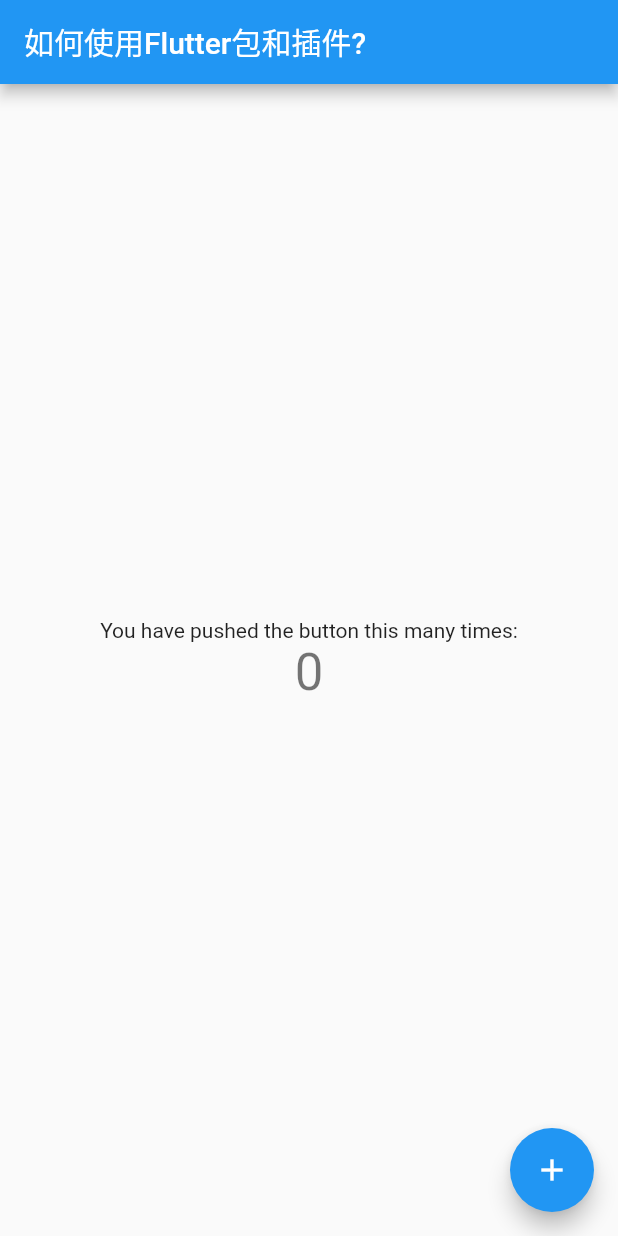
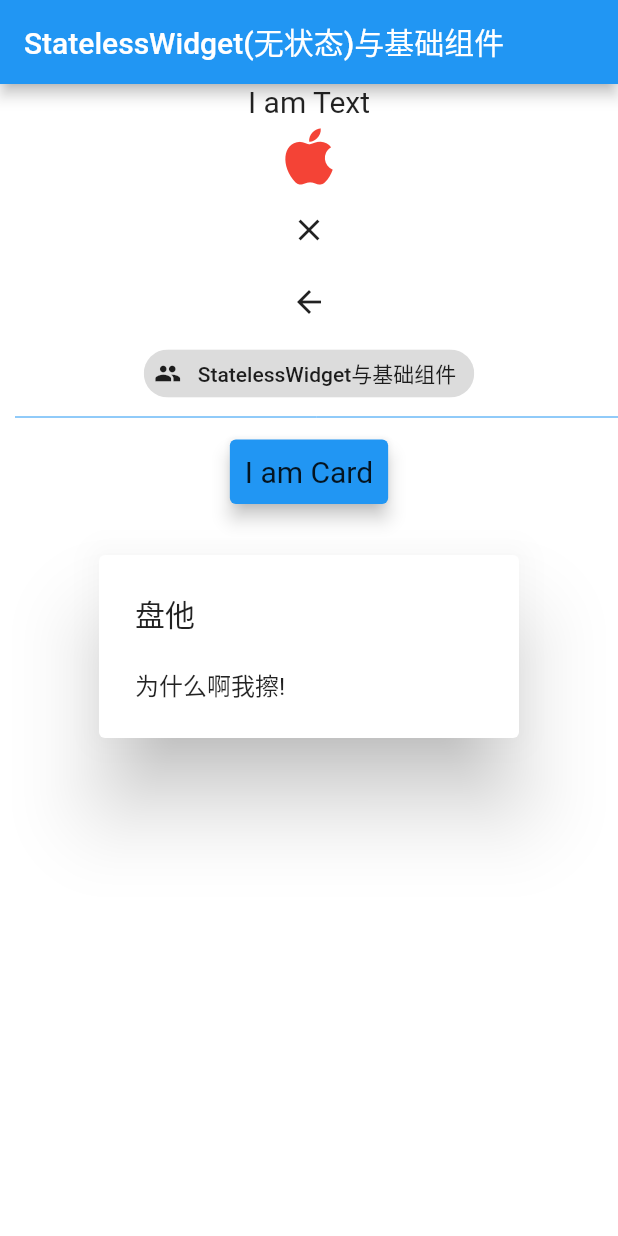
Before and after one commit to filway-flutter/flutter_test1, a Flutter app: the screen it shows after launch, on a phone screen of 412 x 824 dp. Run offline on Flutter 3.47's test engine with Material 2 defaults, Android fonts, the phone set to English and light mode, and no system bars; missing offline and left inert: flutter_color_plugin.

Commit message:
StatelessWidget(无状态)与基础组件示例

```diff
--- a/analysis_options.yaml
+++ b/analysis_options.yaml
@@ -22,6 +22,7 @@ linter:
   # `// ignore_for_file: name_of_lint` syntax on the line or in the file
   # producing the lint.
   rules:
+    prefer_const_constructors: false
     # avoid_print: false  # Uncomment to disable the `avoid_print` rule
     # prefer_single_quotes: true  # Uncomment to enable the `prefer_single_quotes` rule
 
--- a/lib/less_group_page.dart
+++ b/lib/less_group_page.dart
@@ -2,45 +2,77 @@ import 'package:flutter/material.dart';
 import 'package:flutter_color_plugin/flutter_color_plugin.dart';
 
 void main() {
-  runApp(const PlugnUse());
+  runApp(const LessGroupPage());
 }
 
-class PlugnUse extends StatelessWidget {
-  const PlugnUse({Key? key}) : super(key: key);
+// StatelessWidget(无状态)与基础组件
+class LessGroupPage extends StatelessWidget {
+  const LessGroupPage({Key? key}) : super(key: key);
 
   // This widget is the root of your application.
   @override
   Widget build(BuildContext context) {
+    TextStyle textStyle = TextStyle(fontSize: 20);
     return MaterialApp(
-      title: '如何使用Flutter包和插件?',
+      title: 'StatelessWidget(无状态)与基础组件',
       theme: ThemeData(
-        // This is the theme of your application.
-        //
-        // Try running your application with "flutter run". You'll see the
-        // application has a blue toolbar. Then, without quitting the app, try
-        // changing the primarySwatch below to Colors.green and then invoke
-        // "hot reload" (press "r" in the console where you ran "flutter run",
-        // or simply save your changes to "hot reload" in a Flutter IDE).
-        // Notice that the counter didn't reset back to zero; the application
-        // is not restarted.
         primarySwatch: Colors.blue,
       ),
-      home: const MyHomePage(title: '如何使用Flutter包和插件?'),
+      home: Scaffold(
+        appBar: AppBar(
+          title: Text('StatelessWidget(无状态)与基础组件'),
+        ),
+        body: Container(
+          decoration: BoxDecoration(color: Colors.white),
+          alignment: Alignment.center,
+          child: Column(
+            children: <Widget>[
+              Text(
+                'I am Text',
+                style: textStyle,
+              ),
+              Icon(
+                Icons.apple,
+                size: 50,
+                color: Colors.red,
+              ),
+              CloseButton(),
+              BackButton(),
+              Chip(
+                avatar: Icon(Icons.people),
+                label: Text('StatelessWidget与基础组件'),
+              ), //小部件
+              Divider(
+                height: 10, //容器高度，不是线的高度
+                indent: 10, //左侧间距
+                color: Colors.blue,
+              ),
+              Card(
+                color: Colors.blue,
+                elevation: 5,
+                margin: EdgeInsets.all(10),
+                child: Container(
+                  padding: EdgeInsets.all(10),
+                  child: Text(
+                    'I am Card',
+                    style: textStyle,
+                  ),
+                ),
+              ),
+              AlertDialog(
+                title: Text('盘他'),
+                content: Text('为什么啊我擦!'),
+              )
+            ],
+          ),
+        ),
+      ),
     );
   }
 }
 
 class MyHomePage extends StatefulWidget {
   const MyHomePage({Key? key, required this.title}) : super(key: key);
-
-  // This widget is the home page of your application. It is stateful, meaning
-  // that it has a State object (defined below) that contains fields that affect
-  // how it looks.
-
-  // This class is the configuration for the state. It holds the values (in this
-  // case the title) provided by the parent (in this case the App widget) and
-  // used by the build method of the State. Fields in a Widget subclass are
-  // always marked "final".
 
   final String title;
 
@@ -53,47 +85,18 @@ class _MyHomePageState extends State<MyHomePage> {
 
   void _incrementCounter() {
     setState(() {
-      // This call to setState tells the Flutter framework that something has
-      // changed in this State, which causes it to rerun the build method below
-      // so that the display can reflect the updated values. If we changed
-      // _counter without calling setState(), then the build method would not be
-      // called again, and so nothing would appear to happen.
       _counter++;
     });
   }
 
   @override
   Widget build(BuildContext context) {
-    // This method is rerun every time setState is called, for instance as done
-    // by the _incrementCounter method above.
-    //
-    // The Flutter framework has been optimized to make rerunning build methods
-    // fast, so that you can just rebuild anything that needs updating rather
-    // than having to individually change instances of widgets.
     return Scaffold(
       appBar: AppBar(
-        // Here we take the value from the MyHomePage object that was created by
-        // the App.build method, and use it to set our appbar title.
         title: Text(widget.title),
       ),
       body: Center(
-        // Center is a layout widget. It takes a single child and positions it
-        // in the middle of the parent.
         child: Column(
-          // Column is also a layout widget. It takes a list of children and
-          // arranges them vertically. By default, it sizes itself to fit its
-          // children horizontally, and tries to be as tall as its parent.
-          //
-          // Invoke "debug painting" (press "p" in the console, choose the
-          // "Toggle Debug Paint" action from the Flutter Inspector in Android
-          // Studio, or the "Toggle Debug Paint" command in Visual Studio Code)
-          // to see the wireframe for each widget.
-          //
-          // Column has various properties to control how it sizes itself and
-          // how it positions its children. Here we use mainAxisAlignment to
-          // center the children vertically; the main axis here is the vertical
-          // axis because Columns are vertical (the cross axis would be
-          // horizontal).
           mainAxisAlignment: MainAxisAlignment.center,
           children: <Widget>[
             Text(
--- a/lib/main.dart
+++ b/lib/main.dart
@@ -1,8 +1,8 @@
 import 'package:flutter/material.dart';
-import 'package:flutter_test1/plugin_use.dart';
+import 'package:flutter_test1/less_group_page.dart';
 
 void main() {
-  runApp(const PlugnUse());
+  runApp(const LessGroupPage());
 }
 
 class MyApp extends StatelessWidget {
```
